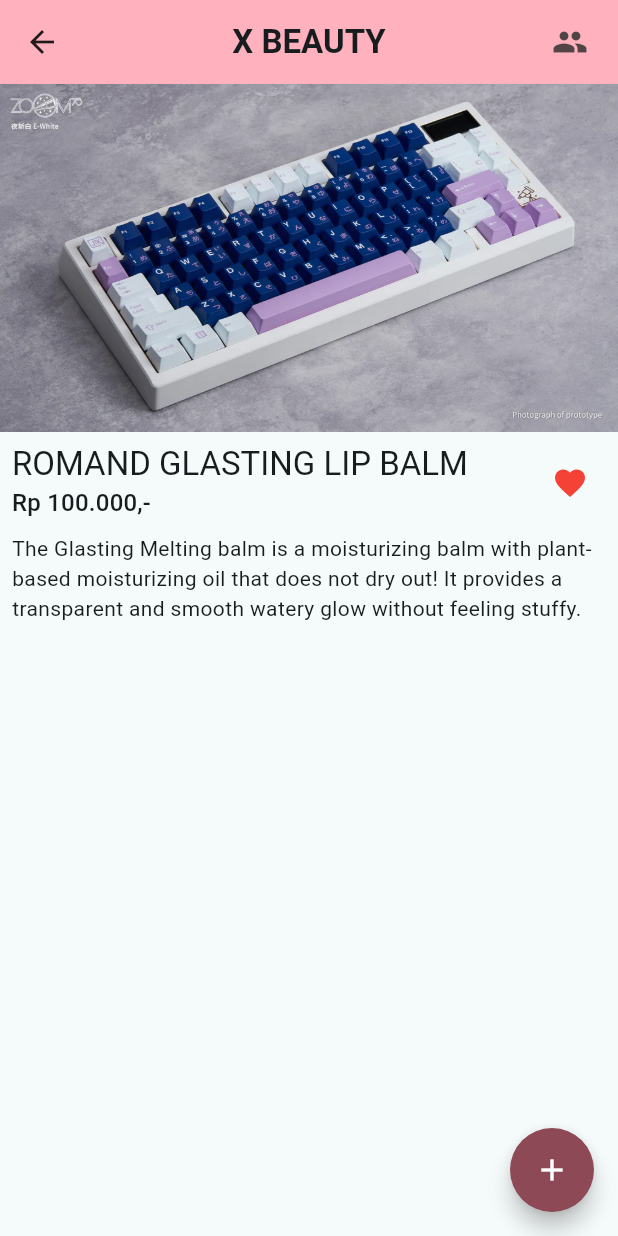
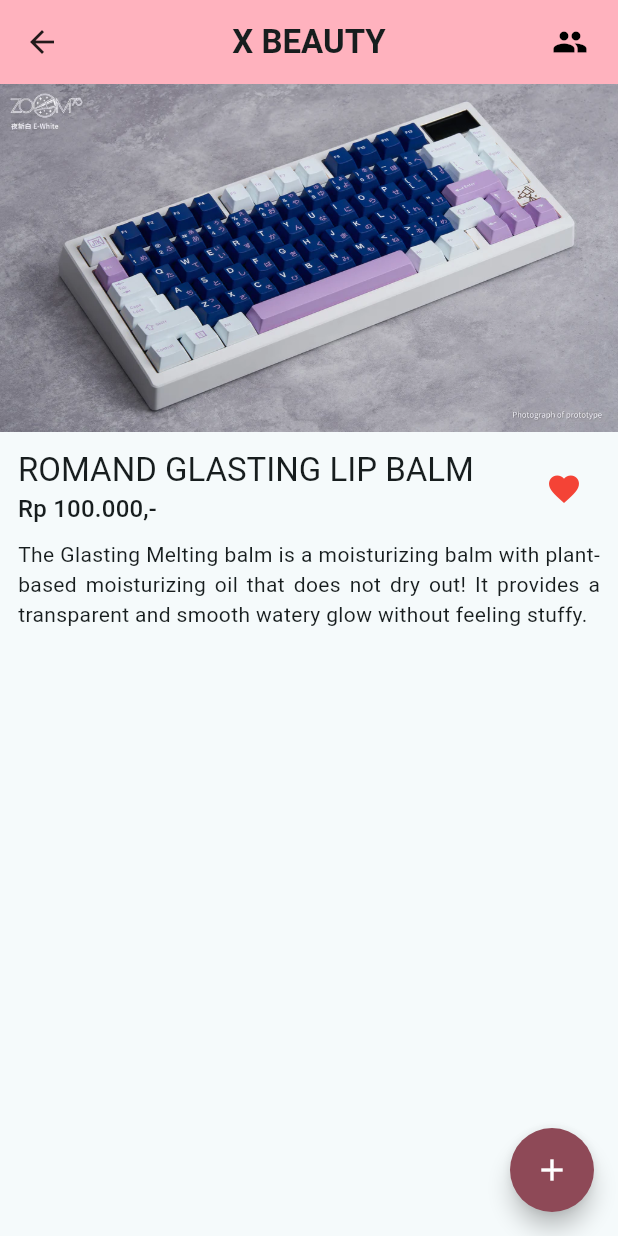
Before and after one commit to PixelSam123/flutter_task_archive, a Flutter app: the screen it shows after launch, after a tap on "Open", on a phone screen of 412 x 824 dp. Run offline on Flutter 3.47's test engine with Material 3 defaults, Android fonts, the phone set to English and light mode, and no system bars; missing offline and left inert: window_size.

Commit message:
small modifications & refactoring

```diff
--- a/lib/main.dart
+++ b/lib/main.dart
@@ -10,27 +10,29 @@ void main() async {
   WidgetsFlutterBinding.ensureInitialized();
 
   if (Platform.isWindows || Platform.isMacOS || Platform.isLinux) {
-    final currentWindowFrame = (await getWindowInfo()).frame;
-    final currentScreenSize = (await getCurrentScreen())?.frame.size;
+    await setupDesktopWindow();
+  }
+
+  runApp(const MyApp());
+}
+
+Future<void> setupDesktopWindow() async {
+  final windowFrame = (await getWindowInfo()).frame;
+  final screenSize = (await getCurrentScreen())?.frame.size;
 
   setWindowTitle(_title);
 
-    if (currentScreenSize != null && currentScreenSize.width >= 2560) {
+  if (screenSize != null && screenSize.width >= 2560) {
     setWindowMinSize(const Size(600, 800));
     setWindowFrame(
-        Rect.fromLTWH(
-            currentWindowFrame.left, currentWindowFrame.top, 600, 800),
+      Rect.fromLTWH(windowFrame.left, windowFrame.top, 600, 800),
     );
   } else {
     setWindowMinSize(const Size(400, 600));
     setWindowFrame(
-        Rect.fromLTWH(
-            currentWindowFrame.left, currentWindowFrame.top, 400, 600),
+      Rect.fromLTWH(windowFrame.left, windowFrame.top, 400, 600),
     );
   }
-  }
-
-  runApp(const MyApp());
 }
 
 class MyApp extends StatelessWidget {
--- a/lib/pages/home.dart
+++ b/lib/pages/home.dart
@@ -3,29 +3,29 @@ import 'package:flutter_task_archive/pages/discover.dart';
 import 'package:flutter_task_archive/pages/watch.dart';
 import 'package:flutter_task_archive/pages/x_beauty.dart';
 
-class PageInfo {
+class _PageInfo {
   final String title;
   final String? imageDir;
   final Widget page;
 
-  PageInfo({required this.title, this.imageDir, required this.page});
+  _PageInfo({required this.title, this.imageDir, required this.page});
 }
 
 class HomePage extends StatelessWidget {
   HomePage({super.key});
 
-  final List<PageInfo> pages = [
-    PageInfo(
+  final List<_PageInfo> _pages = [
+    _PageInfo(
       title: 'X Beauty',
       imageDir: 'assets/x beauty.png',
       page: const XBeautyPage(),
     ),
-    PageInfo(
+    _PageInfo(
       title: 'Madison Watch',
       imageDir: 'assets/watch.png',
       page: const WatchPage(),
     ),
-    PageInfo(
+    _PageInfo(
       title: 'Discover',
       imageDir: 'assets/discover.png',
       page: const DiscoverPage(),
@@ -43,21 +43,37 @@ class HomePage extends StatelessWidget {
       body: Center(
         child: ConstrainedBox(
           constraints: const BoxConstraints(maxWidth: 512.0),
-          child: SingleChildScrollView(
+          child: ListView(
             padding: const EdgeInsets.all(16.0),
-            child: Column(
-              crossAxisAlignment: CrossAxisAlignment.stretch,
             children: [
               Text(
                 'Page List:',
                 style: Theme.of(context).textTheme.titleSmall,
               ),
               const SizedBox(height: 12.0),
-                ...pages.map((page) {
-                  return Column(
-                    crossAxisAlignment: CrossAxisAlignment.stretch,
-                    children: [
-                      Card(
+              ..._pages
+                  .expand((page) => [
+                        _Page(page: page),
+                        const SizedBox(height: 12.0),
+                      ])
+                  .toList()
+                  .sublist(0, _pages.length * 2 - 1),
+            ],
+          ),
+        ),
+      ),
+    );
+  }
+}
+
+class _Page extends StatelessWidget {
+  final _PageInfo page;
+
+  const _Page({required this.page});
+
+  @override
+  Widget build(BuildContext context) {
+    return Card(
       child: Padding(
         padding: const EdgeInsets.all(8.0),
         child: Column(
@@ -80,9 +96,7 @@ class HomePage extends StatelessWidget {
             TextButton(
               onPressed: () {
                 Navigator.of(context).push(
-                                    MaterialPageRoute(
-                                      builder: (context) => page.page,
-                                    ),
+                  MaterialPageRoute(builder: (context) => page.page),
                 );
               },
               child: const Text('Open'),
@@ -90,16 +104,6 @@ class HomePage extends StatelessWidget {
           ],
         ),
       ),
-                      ),
-                      const SizedBox(height: 12.0),
-                    ],
-                  );
-                }),
-              ],
-            ),
-          ),
-        ),
-      ),
     );
   }
 }
--- a/lib/pages/x_beauty.dart
+++ b/lib/pages/x_beauty.dart
@@ -30,7 +30,7 @@ class XBeautyPageContent extends StatelessWidget {
         actions: [
           IconButton(
             onPressed: () {},
-            icon: const Icon(Icons.people),
+            icon: const Icon(Icons.people, color: Colors.black),
           ),
           const SizedBox(width: 8.0),
         ],
@@ -41,8 +41,7 @@ class XBeautyPageContent extends StatelessWidget {
             maxWidth: 768.0,
             minHeight: double.infinity,
           ),
-          child: SingleChildScrollView(
-            child: Column(
+          child: ListView(
             children: [
               Image.asset(
                 'assets/zoom75.webp',
@@ -50,7 +49,7 @@ class XBeautyPageContent extends StatelessWidget {
                 fit: BoxFit.fitWidth,
               ),
               Padding(
-                  padding: const EdgeInsets.all(8.0),
+                padding: const EdgeInsets.all(12.0),
                 child: Column(
                   crossAxisAlignment: CrossAxisAlignment.start,
                   children: [
@@ -67,8 +66,7 @@ class XBeautyPageContent extends StatelessWidget {
                               ),
                               Text(
                                 'Rp 100.000,-',
-                                  style:
-                                      Theme.of(context).textTheme.titleMedium,
+                                style: Theme.of(context).textTheme.titleMedium,
                               ),
                             ],
                           ),
@@ -84,6 +82,7 @@ class XBeautyPageContent extends StatelessWidget {
                     ),
                     const SizedBox(height: 8.0),
                     const Text(
+                      textAlign: TextAlign.justify,
                       'The Glasting Melting balm is a moisturizing balm with '
                       'plant-based moisturizing oil that does not dry out! '
                       'It provides a transparent and smooth watery glow '
@@ -93,7 +92,6 @@ class XBeautyPageContent extends StatelessWidget {
                 ),
               ),
             ],
-            ),
           ),
         ),
       ),
```
Also changed, not shown: lib/pages/discover.dart (+128 -143 lines), lib/pages/watch.dart (+2 -7 lines). Lines whose indentation alone changed are shown as unchanged.
